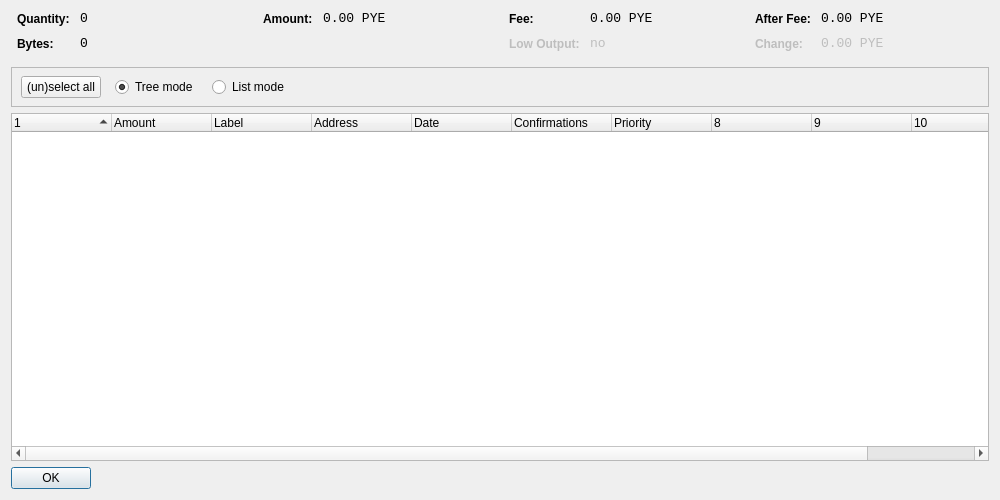
Old version of the form src/qt/forms/coincontroldialog.ui in the repository pyritepirate/pyrite.
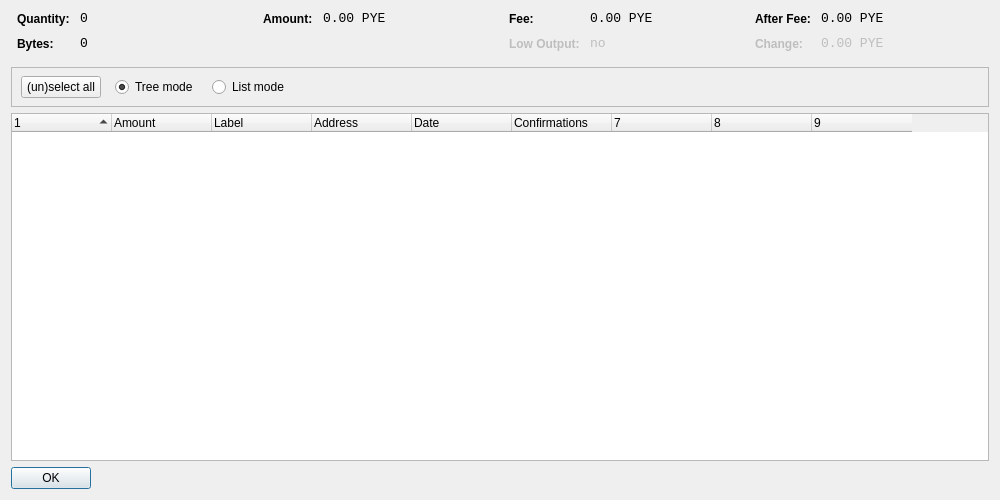
New version of the form. Custom widgets are drawn as their Qt base class.

Commit message: Remove Empty Columns From Coin Control

```diff
--- a/src/qt/forms/coincontroldialog.ui
+++ b/src/qt/forms/coincontroldialog.ui
@@ -419,7 +419,7 @@
       <bool>false</bool>
      </property>
      <property name="columnCount">
-      <number>11</number>
+      <number>9</number>
      </property>
      <attribute name="headerShowSortIndicator" stdset="0">
       <bool>true</bool>
@@ -460,11 +460,6 @@
        <string>Confirmed</string>
       </property>
      </column>
-     <column>
-      <property name="text">
-       <string>Priority</string>
-      </property>
-     </column>
      <column>
       <property name="text">
        <string/>
```
The commit also changes 1 other file.
